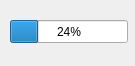
Before: the Qt Designer form Plugin/display.ui in mwiton/ServerAndClientWithPluginsQT, drawn with Qt 5.
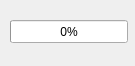
After: the same form once the commit is applied.

```diff
--- a/Plugin/display.ui
+++ b/Plugin/display.ui
@@ -29,7 +29,7 @@
     </rect>
    </property>
    <property name="value">
-    <number>24</number>
+    <number>0</number>
    </property>
   </widget>
  </widget>
```
